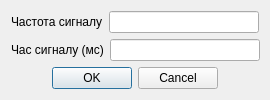
First picture: the form in ui/raw/UltrasoundDialog.ui, repository Nakama3942/WiretappingScanner, before the edit.
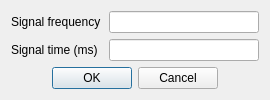
Second picture: the form after the edit.

```diff
--- a/ui/raw/UltrasoundDialog.ui
+++ b/ui/raw/UltrasoundDialog.ui
@@ -37,7 +37,7 @@
      <item>
       <widget class="QLabel" name="label">
        <property name="text">
-        <string>Частота сигналу</string>
+        <string>Signal frequency</string>
        </property>
       </widget>
      </item>
@@ -80,7 +80,7 @@
      <item>
       <widget class="QLabel" name="label_2">
        <property name="text">
-        <string>Час сигналу (мс)</string>
+        <string>Signal time (ms)</string>
        </property>
       </widget>
      </item>
```
